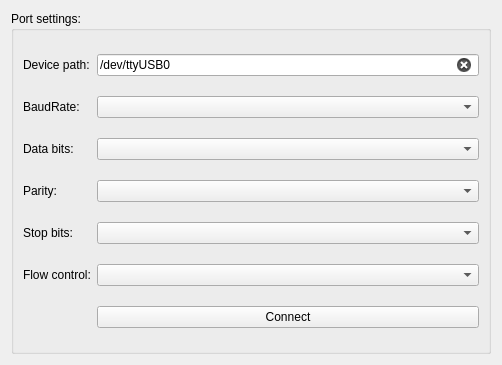
First picture: the form in terminal/SettingsDialog.ui, repository verbkinm/Kalan_TL, before the edit.
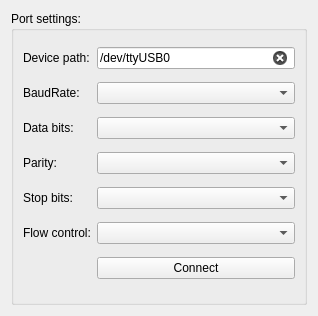
Second picture: the form after the edit.

Commit message: QSettings для настроек порта

```diff
--- a/terminal/SettingsDialog.ui
+++ b/terminal/SettingsDialog.ui
@@ -6,8 +6,8 @@
    <rect>
     <x>0</x>
     <y>0</y>
-    <width>502</width>
-    <height>365</height>
+    <width>318</width>
+    <height>316</height>
    </rect>
   </property>
   <property name="sizePolicy">
@@ -25,11 +25,11 @@
   <property name="autoFillBackground">
    <bool>false</bool>
   </property>
-  <layout class="QGridLayout" name="gridLayout_3">
+  <layout class="QVBoxLayout" name="verticalLayout">
    <property name="sizeConstraint">
     <enum>QLayout::SetDefaultConstraint</enum>
    </property>
-   <item row="0" column="0">
+   <item>
     <widget class="QGroupBox" name="parametersBox">
      <property name="sizePolicy">
       <sizepolicy hsizetype="MinimumExpanding" vsizetype="Preferred">
@@ -40,14 +40,20 @@
      <property name="title">
       <string>Port settings:</string>
      </property>
-     <layout class="QGridLayout" name="gridLayout_2">
-      <item row="0" column="1">
-       <widget class="QLineEdit" name="devicePath">
-        <property name="text">
-         <string>/dev/ttyUSB0</string>
-        </property>
-        <property name="clearButtonEnabled">
-         <bool>true</bool>
+     <property name="flat">
+      <bool>false</bool>
+     </property>
+     <property name="checkable">
+      <bool>false</bool>
+     </property>
+     <layout class="QGridLayout" name="gridLayout">
+      <property name="sizeConstraint">
+       <enum>QLayout::SetDefaultConstraint</enum>
+      </property>
+      <item row="5" column="1">
+       <widget class="QComboBox" name="flowControlBox">
+        <property name="sizeAdjustPolicy">
+         <enum>QComboBox::AdjustToContentsOnFirstShow</enum>
         </property>
        </widget>
       </item>
@@ -58,39 +64,16 @@
         </property>
        </widget>
       </item>
-      <item row="2" column="0">
-       <widget class="QLabel" name="dataBitsLabel">
+      <item row="3" column="0">
+       <widget class="QLabel" name="parityLabel">
         <property name="text">
-         <string>Data bits:</string>
+         <string>Parity:</string>
         </property>
        </widget>
       </item>
       <item row="4" column="1">
        <widget class="QComboBox" name="stopBitsBox"/>
       </item>
-      <item row="1" column="1">
-       <widget class="QComboBox" name="baudRateBox"/>
-      </item>
-      <item row="5" column="1">
-       <widget class="QComboBox" name="flowControlBox"/>
-      </item>
-      <item row="3" column="1">
-       <widget class="QComboBox" name="parityBox"/>
-      </item>
-      <item row="5" column="0">
-       <widget class="QLabel" name="flowControlLabel">
-        <property name="text">
-         <string>Flow control:</string>
-        </property>
-       </widget>
-      </item>
-      <item row="4" column="0">
-       <widget class="QLabel" name="stopBitsLabel">
-        <property name="text">
-         <string>Stop bits:</string>
-        </property>
-       </widget>
-      </item>
       <item row="6" column="1">
        <widget class="QPushButton" name="connect">
         <property name="text">
@@ -98,13 +81,6 @@
         </property>
        </widget>
       </item>
-      <item row="3" column="0">
-       <widget class="QLabel" name="parityLabel">
-        <property name="text">
-         <string>Parity:</string>
-        </property>
-       </widget>
-      </item>
       <item row="1" column="0">
        <widget class="QLabel" name="baudRateLabel">
         <property name="text">
@@ -115,6 +91,43 @@
       <item row="2" column="1">
        <widget class="QComboBox" name="dataBitsBox"/>
       </item>
+      <item row="5" column="0">
+       <widget class="QLabel" name="flowControlLabel">
+        <property name="text">
+         <string>Flow control:</string>
+        </property>
+       </widget>
+      </item>
+      <item row="0" column="1">
+       <widget class="QLineEdit" name="devicePath">
+        <property name="text">
+         <string>/dev/ttyUSB0</string>
+        </property>
+        <property name="clearButtonEnabled">
+         <bool>true</bool>
+        </property>
+       </widget>
+      </item>
+      <item row="4" column="0">
+       <widget class="QLabel" name="stopBitsLabel">
+        <property name="text">
+         <string>Stop bits:</string>
+        </property>
+       </widget>
+      </item>
+      <item row="2" column="0">
+       <widget class="QLabel" name="dataBitsLabel">
+        <property name="text">
+         <string>Data bits:</string>
+        </property>
+       </widget>
+      </item>
+      <item row="3" column="1">
+       <widget class="QComboBox" name="parityBox"/>
+      </item>
+      <item row="1" column="1">
+       <widget class="QComboBox" name="baudRateBox"/>
+      </item>
      </layout>
     </widget>
    </item>
```
The commit also changes 24 other files.
